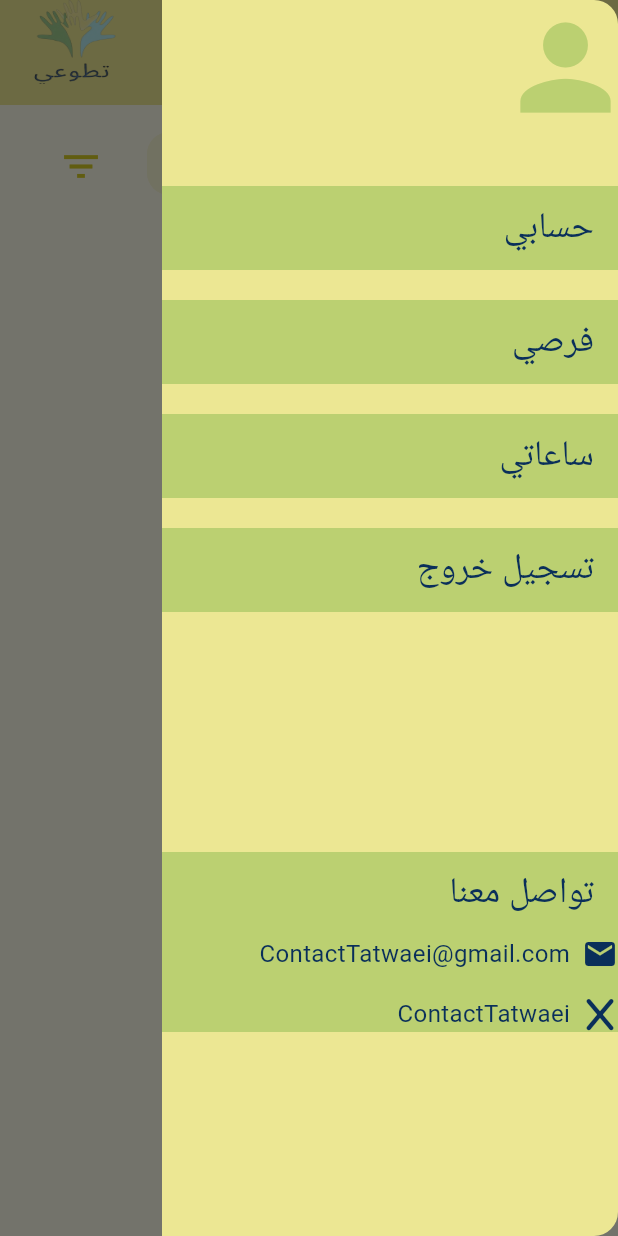
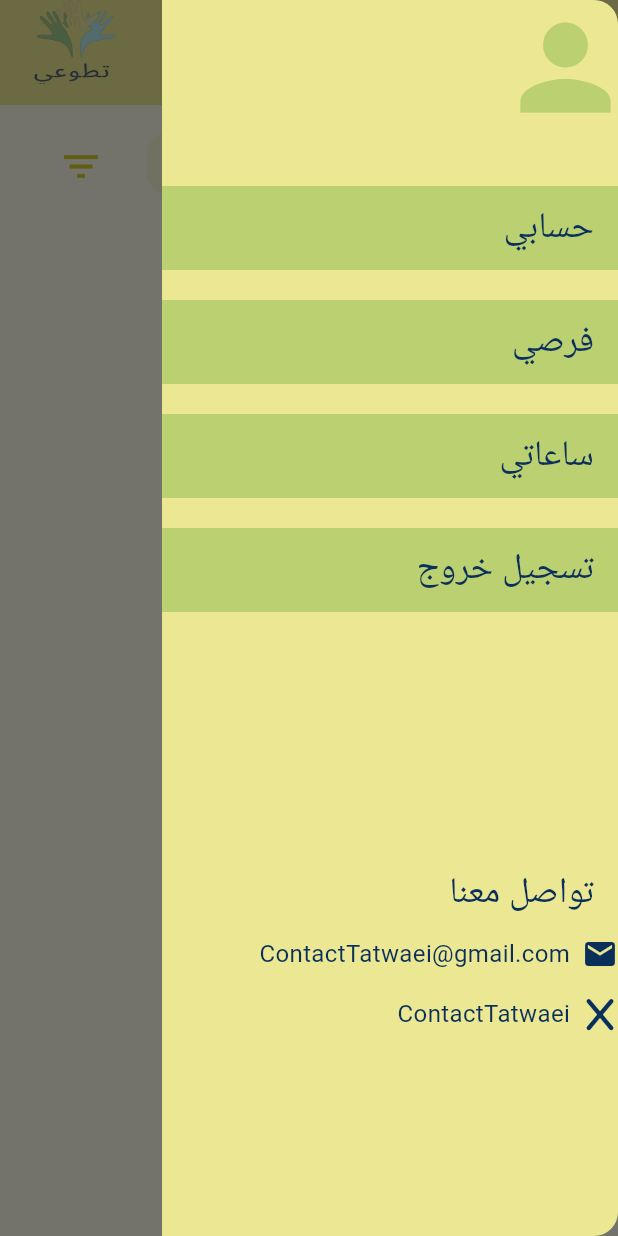
Before and after one commit to Tatwaei/TATWAEI, a Flutter app: the HomePageStudent screen opened directly, with the side drawer open, on a phone screen of 412 x 824 dp. Run offline on Flutter 3.47's test engine with Material 3 defaults, Android fonts, the phone set to English and light mode, and no system bars; our stand-ins replace cloud_firestore, firebase_auth, firebase_core, firebase_storage, fl_chart, font_awesome_flutter and 1 more; accounts and stored records are empty.

Commit message:
home pages updated

```diff
--- a/lib/homePageStudent.dart
+++ b/lib/homePageStudent.dart
@@ -770,7 +770,6 @@ class _HomePageState extends State<HomePageStudent> {
               Container(
                 margin: EdgeInsets.only(top: 150),
                 width: 100,
-                color: Color.fromARGB(115, 127, 179, 71),
                 child: Column(
                   children: [
                     ListTile(
```
